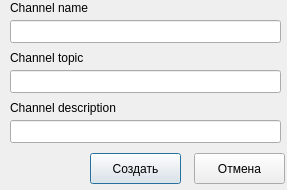
group93492/chat-client, file createchanneldialog.ui: the form before one commit.
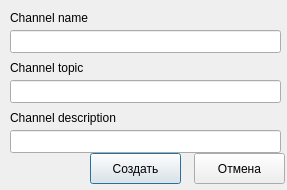
The form after the commit.

Patch:
```diff
--- a/createchanneldialog.ui
+++ b/createchanneldialog.ui
@@ -29,8 +29,8 @@
    <property name="geometry">
     <rect>
      <x>10</x>
-     <y>0</y>
-     <width>91</width>
+     <y>10</y>
+     <width>271</width>
      <height>16</height>
     </rect>
    </property>
@@ -42,8 +42,8 @@
    <property name="geometry">
     <rect>
      <x>10</x>
-     <y>50</y>
-     <width>91</width>
+     <y>60</y>
+     <width>271</width>
      <height>16</height>
     </rect>
    </property>
@@ -55,7 +55,7 @@
    <property name="geometry">
     <rect>
      <x>10</x>
-     <y>20</y>
+     <y>30</y>
      <width>271</width>
      <height>23</height>
     </rect>
@@ -65,7 +65,7 @@
    <property name="geometry">
     <rect>
      <x>10</x>
-     <y>70</y>
+     <y>80</y>
      <width>271</width>
      <height>23</height>
     </rect>
@@ -75,8 +75,8 @@
    <property name="geometry">
     <rect>
      <x>10</x>
-     <y>100</y>
-     <width>121</width>
+     <y>110</y>
+     <width>271</width>
      <height>16</height>
     </rect>
    </property>
@@ -88,7 +88,7 @@
    <property name="geometry">
     <rect>
      <x>10</x>
-     <y>120</y>
+     <y>130</y>
      <width>271</width>
      <height>23</height>
     </rect>
```
